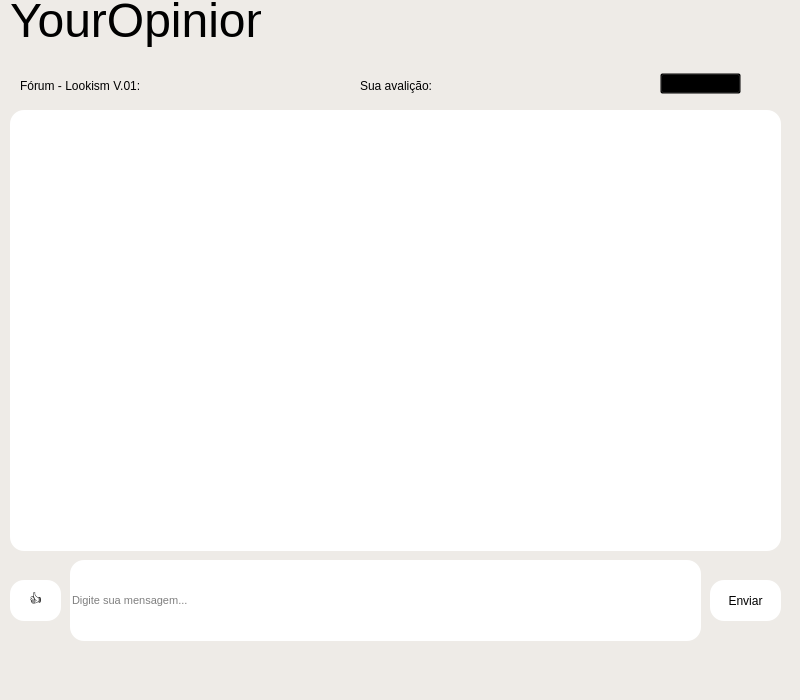
alebulka/YourOpinion, file telas/forum.ui: the form before one commit.
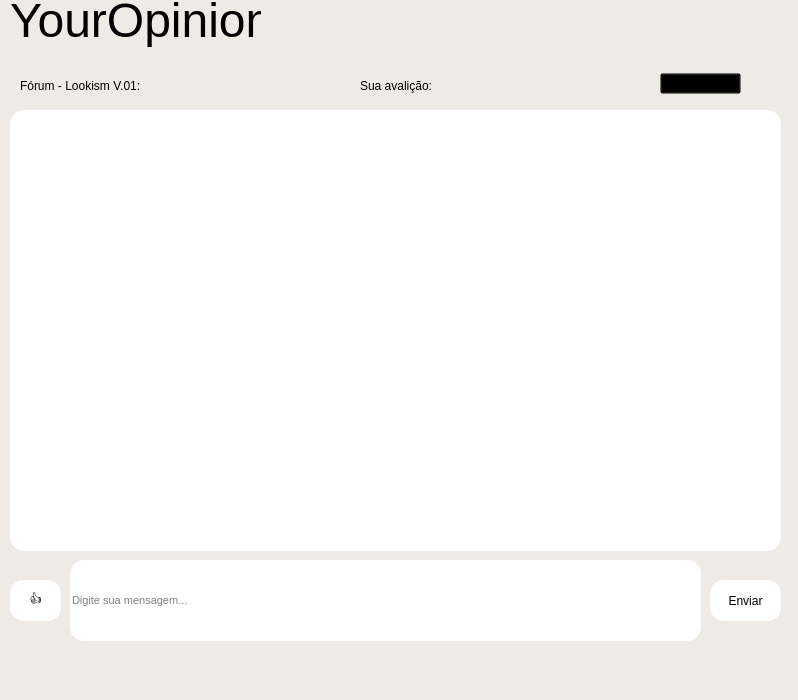
The form after the commit. Icons and pictures are not drawn.

Commit message: teste de api

Diff of the .ui file:
```diff
--- a/telas/forum.ui
+++ b/telas/forum.ui
@@ -6,7 +6,7 @@
    <rect>
     <x>0</x>
     <y>0</y>
-    <width>800</width>
+    <width>798</width>
     <height>700</height>
    </rect>
   </property>
```
Left out of the diff: 2 changed lines with no effect on the pictures. The commit also changes 2 other files.
